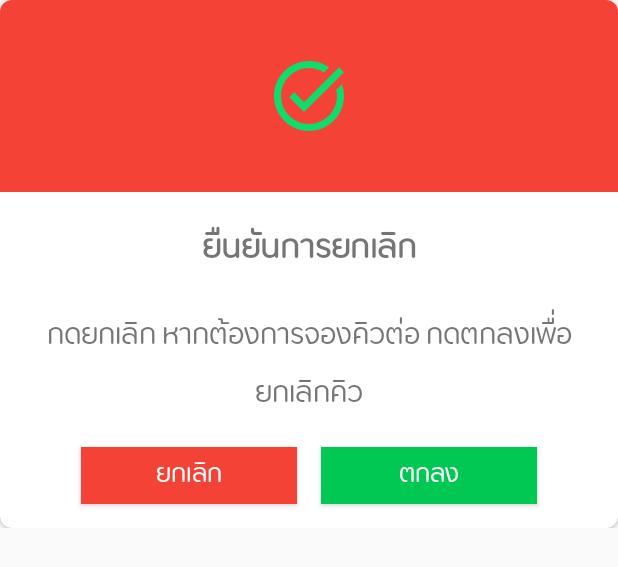
After one commit to namput/qcarcare, an Android app: the layout fragment_custom_dialog.xml on its own in the app's theme, with its tools: preview values and no code run, on a phone screen of 412 x 824 dp. The commit adds this screen. Shown: the top 567 px of the screen. Run offline under Robolectric (Android 15) with nearby library versions, the phone set to English and light mode, and no system bars.

Commit message:
update queue

```diff
--- /dev/null
+++ b/app/src/main/res/drawable/ic_baseline_task_alt_24.xml
@@ -0,0 +1,5 @@
+<vector android:height="24dp" android:tint="#0EDC6B"
+    android:viewportHeight="24" android:viewportWidth="24"
+    android:width="24dp" xmlns:android="http://schemas.android.com/apk/res/android">
+    <path android:fillColor="@android:color/white" android:pathData="M22,5.18L10.59,16.6l-4.24,-4.24l1.41,-1.41l2.83,2.83l10,-10L22,5.18zM19.79,10.22C19.92,10.79 20,11.39 20,12c0,4.42 -3.58,8 -8,8s-8,-3.58 -8,-8c0,-4.42 3.58,-8 8,-8c1.58,0 3.04,0.46 4.28,1.25l1.44,-1.44C16.1,2.67 14.13,2 12,2C6.48,2 2,6.48 2,12c0,5.52 4.48,10 10,10s10,-4.48 10,-10c0,-1.19 -0.22,-2.33 -0.6,-3.39L19.79,10.22z"/>
+</vector>
--- /dev/null
+++ b/app/src/main/res/layout/fragment_custom_dialog.xml
@@ -0,0 +1,112 @@
+<?xml version="1.0" encoding="utf-8"?>
+
+<androidx.constraintlayout.widget.ConstraintLayout xmlns:android="http://schemas.android.com/apk/res/android"
+    xmlns:app="http://schemas.android.com/apk/res-auto"
+    android:layout_width="wrap_content"
+    android:layout_height="wrap_content"
+    app:cardCornerRadius="8dp">
+
+    <androidx.cardview.widget.CardView
+        android:layout_width="match_parent"
+        android:layout_height="wrap_content"
+        app:cardCornerRadius="8dp"
+        app:layout_constraintBottom_toBottomOf="parent"
+        app:layout_constraintEnd_toEndOf="parent"
+        app:layout_constraintStart_toStartOf="parent"
+        app:layout_constraintTop_toTopOf="parent">
+
+        <androidx.constraintlayout.widget.ConstraintLayout
+            android:layout_width="match_parent"
+            android:layout_height="wrap_content">
+
+            <View
+                android:id="@+id/ViewTop"
+                android:layout_width="match_parent"
+                android:layout_height="128dp"
+                android:background="#f44336"
+                app:layout_constraintEnd_toEndOf="parent"
+                app:layout_constraintHorizontal_bias="0.0"
+                app:layout_constraintStart_toStartOf="parent"
+                app:layout_constraintTop_toTopOf="parent" />
+
+
+            <ImageView
+                android:id="@+id/imgTitle"
+                android:layout_width="56dp"
+                android:layout_height="56dp"
+                android:contentDescription="ยืนยันรายการ"
+                android:src="@drawable/ic_baseline_task_alt_24"
+                android:textStyle="bold"
+                app:layout_constraintBottom_toBottomOf="@+id/ViewTop"
+                app:layout_constraintEnd_toEndOf="@+id/ViewTop"
+                app:layout_constraintStart_toStartOf="@+id/ViewTop"
+                app:layout_constraintTop_toTopOf="@+id/ViewTop" />
+
+            <TextView
+                android:id="@+id/tvTitle"
+                android:layout_width="wrap_content"
+                android:layout_height="wrap_content"
+                android:layout_marginStart="8dp"
+                android:layout_marginTop="16dp"
+                android:layout_marginEnd="8dp"
+                android:gravity="center_horizontal"
+                android:text="ยืนยันการยกเลิก"
+                android:textSize="18sp"
+                android:textStyle="bold"
+                app:layout_constraintEnd_toEndOf="parent"
+                app:layout_constraintStart_toStartOf="parent"
+                app:layout_constraintTop_toBottomOf="@+id/ViewTop" />
+
+            <TextView
+                android:id="@+id/tvMessage"
+                android:layout_width="0dp"
+                android:layout_height="wrap_content"
+                android:layout_marginStart="16dp"
+                android:layout_marginTop="16dp"
+                android:layout_marginEnd="16dp"
+                android:gravity="center_horizontal"
+                android:text="กดยกเลิก หากต้องการจองคิวต่อ กดตกลงเพื่อยกเลิกคิว"
+                android:textSize="16sp"
+                app:layout_constraintEnd_toEndOf="parent"
+                app:layout_constraintStart_toStartOf="parent"
+                app:layout_constraintTop_toBottomOf="@+id/tvTitle" />
+
+
+            <Button
+                android:id="@+id/btnCancel"
+                android:layout_width="144dp"
+                android:layout_height="38dp"
+                android:layout_marginTop="16dp"
+                android:layout_marginBottom="16dp"
+                android:background="#f44336"
+                android:text="ยกเลิก"
+                android:textColor="#FFF"
+                android:layout_marginStart="16dp"
+                android:layout_marginEnd="8dp"
+                app:layout_constraintHorizontal_chainStyle="packed"
+                app:layout_constraintBottom_toBottomOf="parent"
+                app:layout_constraintEnd_toStartOf="@+id/btnOk"
+                app:layout_constraintHorizontal_bias="0.5"
+                app:layout_constraintStart_toStartOf="parent"
+                app:layout_constraintTop_toBottomOf="@+id/tvMessage" />
+
+            <Button
+                android:id="@+id/btnOk"
+                android:layout_width="144dp"
+                android:layout_height="38dp"
+                android:background="#00c853"
+                android:text="ตกลง"
+                android:textColor="#FFF"
+                android:layout_marginEnd="16dp"
+                android:layout_marginStart="8dp"
+                app:layout_constraintBottom_toBottomOf="@+id/btnCancel"
+                app:layout_constraintEnd_toEndOf="parent"
+                app:layout_constraintHorizontal_bias="0.5"
+                app:layout_constraintStart_toEndOf="@+id/btnCancel"
+                app:layout_constraintTop_toTopOf="@+id/btnCancel" />
+
+        </androidx.constraintlayout.widget.ConstraintLayout>
+
+    </androidx.cardview.widget.CardView>
+
+</androidx.constraintlayout.widget.ConstraintLayout>
--- a/app/src/main/res/values/strings.xml
+++ b/app/src/main/res/values/strings.xml
@@ -24,4 +24,6 @@
     <string name="it">สาขาเทคโนโลยีสารสนเทศ</string>
     <string name="sic">วิทยาศาสตร์และเทคโนโลยีการเกษตร</string>
     <string name="rmutl">มหาวิทยาลัยเทคโนโลยีราชมงคลล้านนา ตาก</string>
+    <!-- TODO: Remove or change this placeholder text -->
+    <string name="hello_blank_fragment">Hello blank fragment</string>
 </resources>
--- a/app/src/main/res/values/styles.xml
+++ b/app/src/main/res/values/styles.xml
@@ -59,5 +59,9 @@
         <item name="colorControlNormal">@color/md_amber_400</item>
         <item name="colorControlActivated">@color/md_pink_400</item>
     </style>
+    <style name="DialogAnimation">
+        <item name="android:windowEnterAnimation">@android:anim/slide_in_left</item>
+        <item name="android:windowExitAnimation">@android:anim/slide_out_right</item>
+    </style>
 
 </resources>
```
Also changed, not shown: app/src/main/java/neua_th/qcar/rmutl/CheckStatus.java (+60 -14 lines), app/src/main/res/layout/fragment_custom_dialogs.xml (added, +74 -0 lines).
